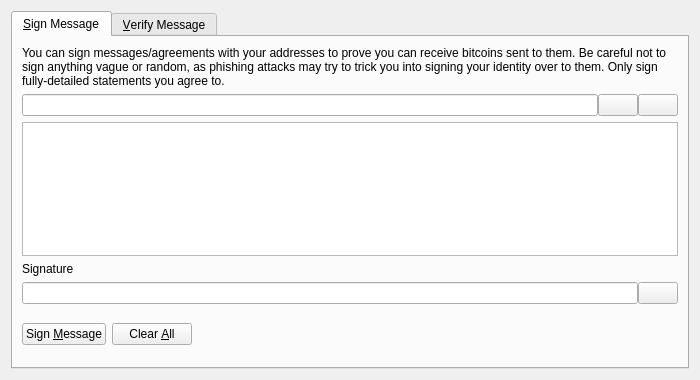
barrystyle/SUQA-0.17.1, file src/qt/forms/signverifymessagedialog.ui: the form before one commit.
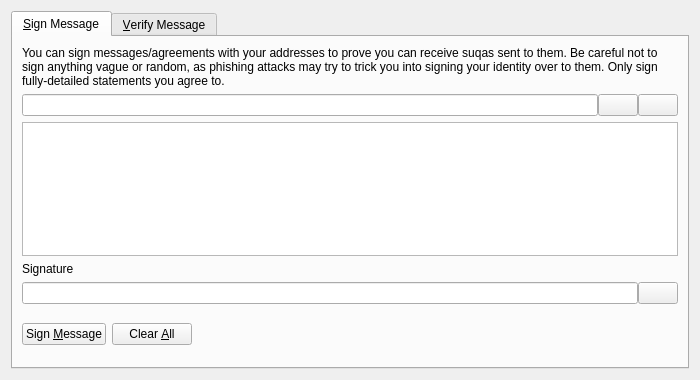
The form after the commit. Icons and pictures are not drawn. Custom widgets are drawn as their Qt base class.

The edit to the form file:
```diff
--- a/src/qt/forms/signverifymessagedialog.ui
+++ b/src/qt/forms/signverifymessagedialog.ui
@@ -30,7 +30,7 @@
        <item>
         <widget class="QLabel" name="infoLabel_SM">
          <property name="text">
-          <string>You can sign messages/agreements with your addresses to prove you can receive bitcoins sent to them. Be careful not to sign anything vague or random, as phishing attacks may try to trick you into signing your identity over to them. Only sign fully-detailed statements you agree to.</string>
+          <string>You can sign messages/agreements with your addresses to prove you can receive suqas sent to them. Be careful not to sign anything vague or random, as phishing attacks may try to trick you into signing your identity over to them. Only sign fully-detailed statements you agree to.</string>
          </property>
          <property name="textFormat">
           <enum>Qt::PlainText</enum>
```
Left out of the diff: 8 changed lines with no effect on the pictures.
